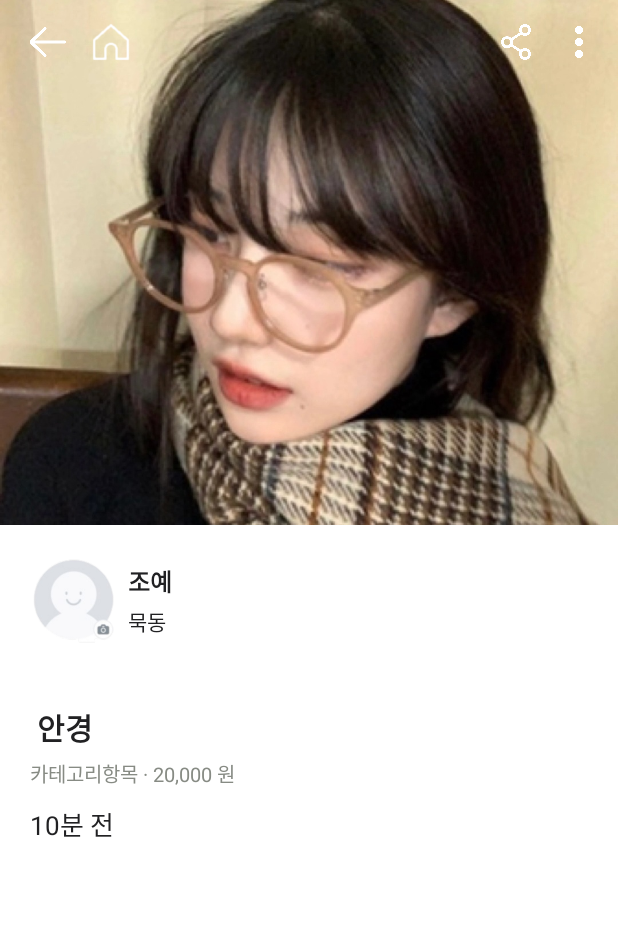
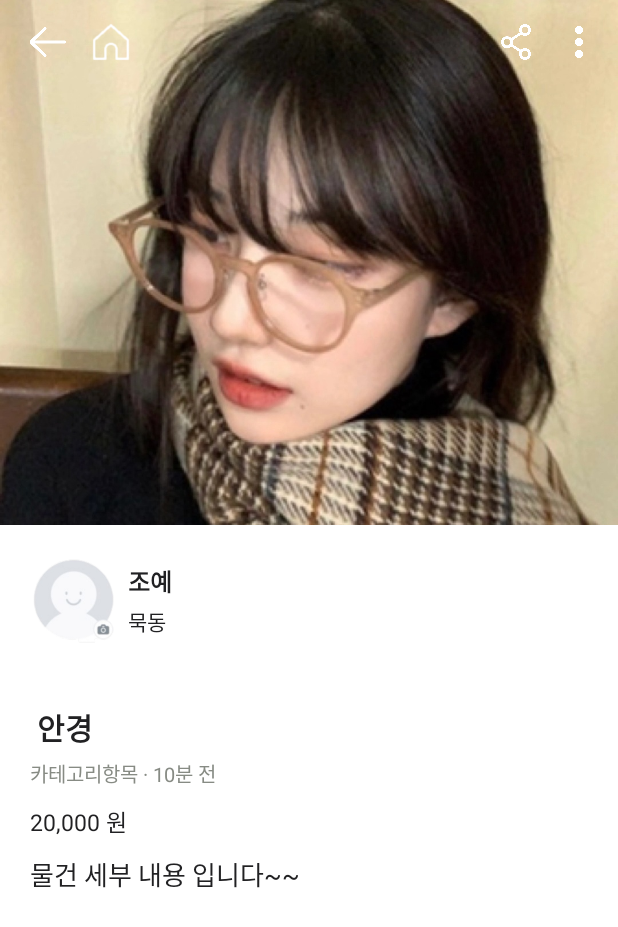
Before and after one commit to joye-seo/carrot_market, an Android app: the screen it shows after launch (DetailHomeActivity), after a tap on "안경", on a phone screen of 412 x 824 dp. Shown: the top 927 px of the screen. Run offline under Robolectric (Android 15) with nearby library versions, the phone set to English and light mode, and no system bars.

Commit message:
화면 이동 구성

```diff
--- a/app/src/main/java/com/example/week3_carrot_market/DetailHomeActivity.kt
+++ b/app/src/main/java/com/example/week3_carrot_market/DetailHomeActivity.kt
@@ -1,7 +1,9 @@
 package com.example.week3_carrot_market
 
+import android.content.Intent
 import androidx.appcompat.app.AppCompatActivity
 import android.os.Bundle
+import android.view.MenuItem
 import android.widget.PopupMenu
 import com.bumptech.glide.Glide
 import com.example.week3_carrot_market.adapter.HomeAdapter
@@ -35,12 +37,33 @@ class DetailHomeActivity : AppCompatActivity() {
             onBackPressed()
         }
        btnMore.setOnClickListener {
-           val popupMenu = PopupMenu(applicationContext,btnMore)
-           menuInflater.inflate(R.menu.detail_menu,popupMenu.menu)
+           val popupMenu = PopupMenu(applicationContext, btnMore)
+           menuInflater.inflate(R.menu.detail_menu, popupMenu.menu)
 
-//           popupMenu.setOnMenuItemClickListener {
-//
-//           }
+           popupMenu.setOnMenuItemClickListener { MenuItem ->
+
+               when (MenuItem.itemId) {
+                   R.id.btn_modify -> {
+                       intent = Intent(this@DetailHomeActivity, ModifyActivity::class.java)
+                       intent.putExtra("Data", sale)
+                       startActivity(intent)
+                       true
+                   }
+                   R.id.btn_delete ->{
+
+//                       intent = Intent(this@DetailHomeActivity, ModifyActivity::class.java)
+//                       intent.putExtra("Data", sale)
+//                       startActivity(intent)
+//                       finish()
+//                       true
+
+                   }
+
+               }
+               false
+
+           }
+           popupMenu.show()
        }
 
     }
@@ -50,8 +73,8 @@ class DetailHomeActivity : AppCompatActivity() {
         Glide.with(this@DetailHomeActivity).load(sale.image).into(ivSale)
         tvAddress.text = sale.address
         tvSaleName.text = sale.itemName
-        tvTime.text = sale.getFormattedMoney()
-        tvContent.text = sale.getFormattedPullUp()
+        tvTime.text = sale.getFormattedPullUp()
+        tvMoney.text = sale.getFormattedMoney()
         tvAddress.text = sale.address
 
     }
--- a/app/src/main/java/com/example/week3_carrot_market/data/Sale.kt
+++ b/app/src/main/java/com/example/week3_carrot_market/data/Sale.kt
@@ -5,10 +5,10 @@ import java.text.DecimalFormat
 
 data class Sale(
     val image: Int,
-    val itemName: String,
+    var itemName: String,
     val address: String,
     val pullUp: Int,
-    val money: Int,
+    var money: Int,
     var button : Boolean
 ): Serializable {
     fun getFormattedMoney(): String {
--- a/app/src/main/res/layout/activity_detail_home.xml
+++ b/app/src/main/res/layout/activity_detail_home.xml
@@ -154,6 +154,14 @@
         </LinearLayout>
 
         <TextView
+            android:id="@+id/tv_money"
+            android:layout_width="match_parent"
+            android:layout_height="wrap_content"
+            android:layout_marginTop="10dp"
+            android:text="돈돈"
+            android:textSize="15sp" />
+
+        <TextView
             android:id="@+id/tv_content"
             android:layout_width="match_parent"
             android:layout_height="wrap_content"
--- a/app/src/main/res/layout/activity_write.xml
+++ b/app/src/main/res/layout/activity_write.xml
@@ -36,6 +36,7 @@
             android:layout_weight="1" />
 
         <TextView
+            android:id="@+id/btn_finish"
             android:layout_width="wrap_content"
             android:layout_height="wrap_content"
             android:layout_marginStart="10dp"
@@ -118,6 +119,7 @@
             android:layout_width="match_parent"
             android:layout_height="wrap_content"
             android:hint="금액입니다"
+            android:inputType="number"
             android:imeOptions="actionDone"
             android:maxLines="1"
             android:singleLine="true"
```
Also changed, not shown: app/src/main/java/com/example/week3_carrot_market/ModifyActivity.kt (+34 -0 lines), app/src/main/java/com/example/week3_carrot_market/WriteActivity.kt (+14 -0 lines), app/src/main/res/layout/activity_modify.xml (+18 -1 lines).
